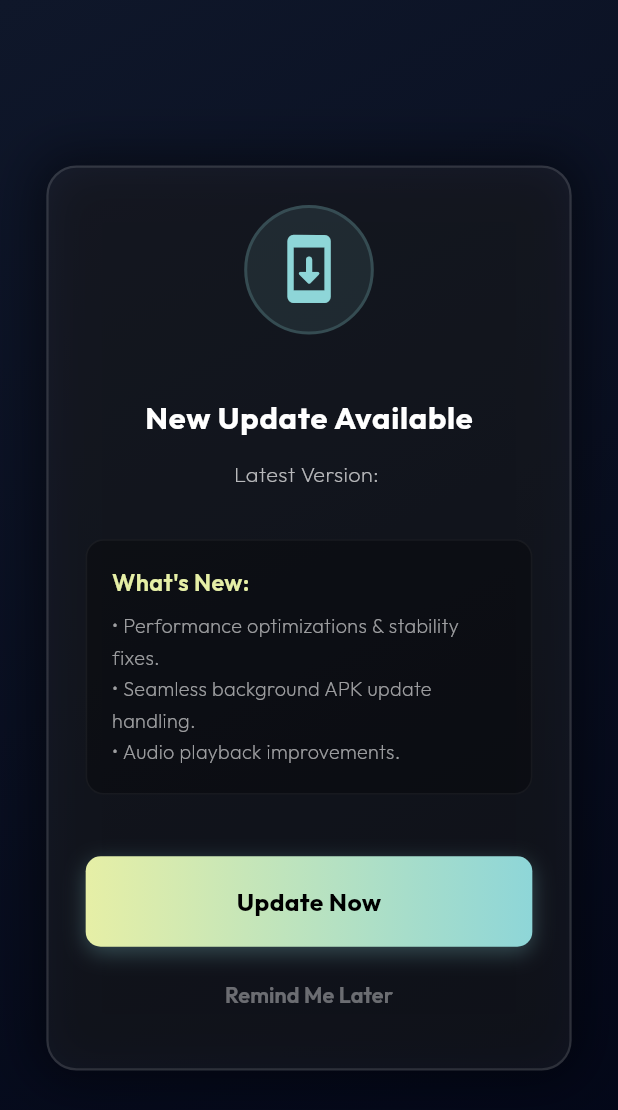
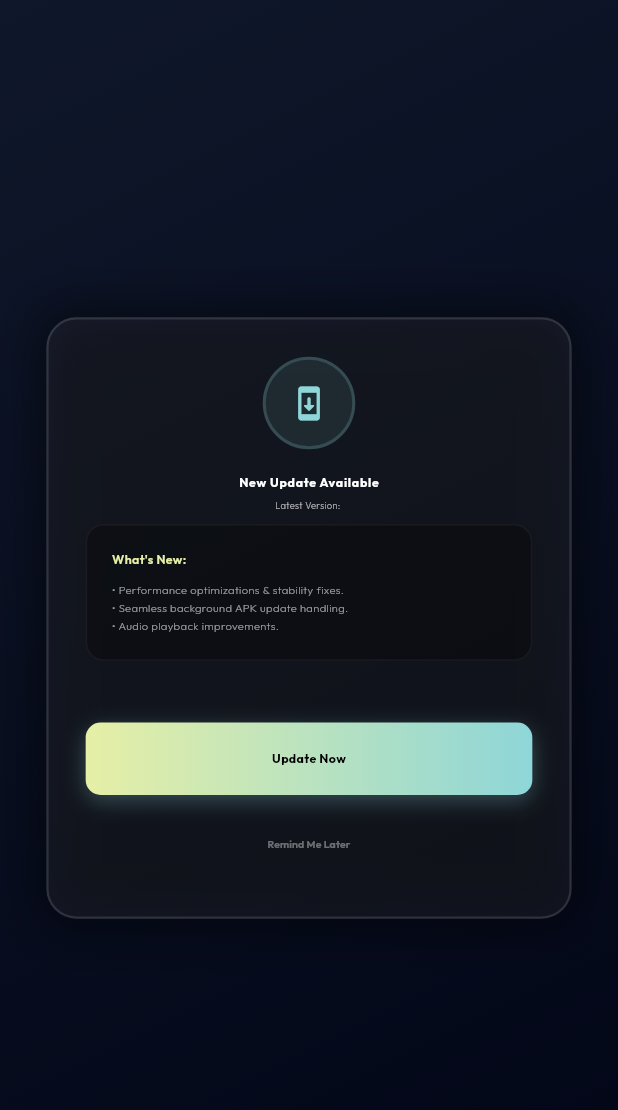
Before and after one commit to Dip8080/muadhin_v5, a Flutter app: the UpdateScreen screen opened directly, on a phone screen of 412 x 824 dp. Shown: the top 1110 px of the screen. Run offline on Flutter 3.47's test engine with Material 3 defaults, Android fonts, the phone set to English and light mode, and no system bars; our stand-ins replace cached_network_image, connectivity_plus, firebase_core, firebase_remote_config, firebase_storage, flutter_sizer and 11 more; missing offline and left inert: android_intent_plus, app_settings, screen_brightness, volume_controller; accounts and stored records are empty.

Commit message:
refactor: adjust font sizes and spacing in UpdateScreen for improved UI clarity

```diff
--- a/lib/features/update/presentation/screens/update_screen.dart
+++ b/lib/features/update/presentation/screens/update_screen.dart
@@ -68,33 +68,33 @@ class UpdateScreen extends StatelessWidget {
                           ),
                           child: Icon(
                             isDownloading ? Icons.cloud_download : Icons.system_update_rounded,
-                            size: 12.w,
+                            size: 6.w,
                             color: const Color(0xFF8ED6D8),
                           ),
                         ),
-                        SizedBox(height: 5.h),
+                        SizedBox(height: 2.h),
 
                         // Title
                         Text(
                           isDownloading ? "Updating System" : "New Update Available",
                           style: TextStyle(
                             color: Colors.white,
-                            fontSize: 5.w,
+                            fontSize: 2.w,
                             fontWeight: FontWeight.bold,
                             letterSpacing: 0.5,
                           ),
                         ),
-                        SizedBox(height: 1.5.h),
+                        SizedBox(height: .5.h),
 
                         // Version details
                         Text(
                           "Latest Version: ${controller.latestVersion.value}",
                           style: TextStyle(
                             color: Colors.white70,
-                            fontSize: 3.5.w,
+                            fontSize: 1.5.w,
                           ),
                         ),
-                        SizedBox(height: 4.h),
+                        SizedBox(height: 1.h),
 
                         // Main Content Card (Details / Progress)
                         if (!isDownloading) ...[
@@ -116,7 +116,7 @@ class UpdateScreen extends StatelessWidget {
                                   "What's New:",
                                   style: TextStyle(
                                     color: const Color(0xFFE6EFA6),
-                                    fontSize: 3.8.w,
+                                    fontSize: 2.w,
                                     fontWeight: FontWeight.w600,
                                   ),
                                 ),
@@ -125,7 +125,7 @@ class UpdateScreen extends StatelessWidget {
                                   "• Performance optimizations & stability fixes.\n• Seamless background APK update handling.\n• Audio playback improvements.",
                                   style: TextStyle(
                                     color: Colors.white60,
-                                    fontSize: 3.2.w,
+                                    fontSize: 1.8.w,
                                     height: 1.6,
                                   ),
                                 ),
@@ -160,7 +160,7 @@ class UpdateScreen extends StatelessWidget {
                                 child: Text(
                                   "Update Now",
                                   style: TextStyle(
-                                    fontSize: 4.w,
+                                    fontSize: 2.w,
                                     fontWeight: FontWeight.bold,
                                     color: Colors.black,
                                   ),
@@ -210,7 +210,7 @@ class UpdateScreen extends StatelessWidget {
                                 textAlign: TextAlign.center,
                                 style: TextStyle(
                                   color: Colors.white70,
-                                  fontSize: 3.5.w,
+                                  fontSize: 2.w,
                                   fontWeight: FontWeight.w500,
                                 ),
                               ),
@@ -220,12 +220,12 @@ class UpdateScreen extends StatelessWidget {
                                 "Please do not close or exit the application.",
                                 style: TextStyle(
                                   color: Colors.white38,
-                                  fontSize: 2.8.w,
+                                  fontSize: 2.w,
                                 ),
                               ),
                             ],
                           ),
-                          SizedBox(height: 4.h),
+                          SizedBox(height: 2.h),
                         ],
 
                         // Skip / Secondary actions
@@ -240,7 +240,7 @@ class UpdateScreen extends StatelessWidget {
                             ),
                             child: Text(
                               "Remind Me Later",
-                              style: TextStyle(fontSize: 3.5.w),
+                              style: TextStyle(fontSize: 1.7.w),
                             ),
                           ),
                         ],
--- a/lib/muaddin.dart
+++ b/lib/muaddin.dart
@@ -87,8 +87,8 @@ class Muaddin extends StatelessWidget {
               }
 
               if (updateController.isUpdateAvailable.value) {
-                // return UpdateScreen();
-                return AlermThree();
+                return UpdateScreen();
+                // return AlermThree();
               }
               return const AlermThree();
             },
```
